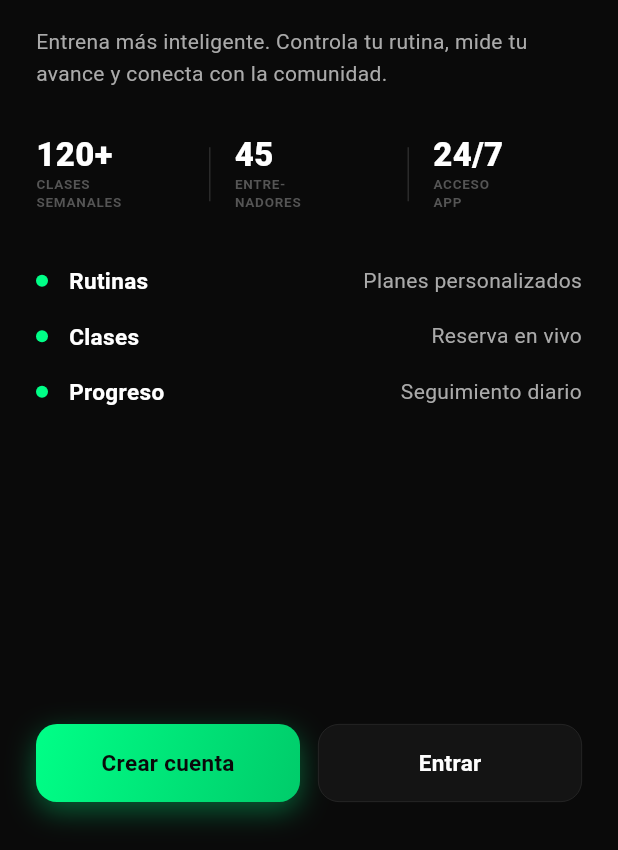
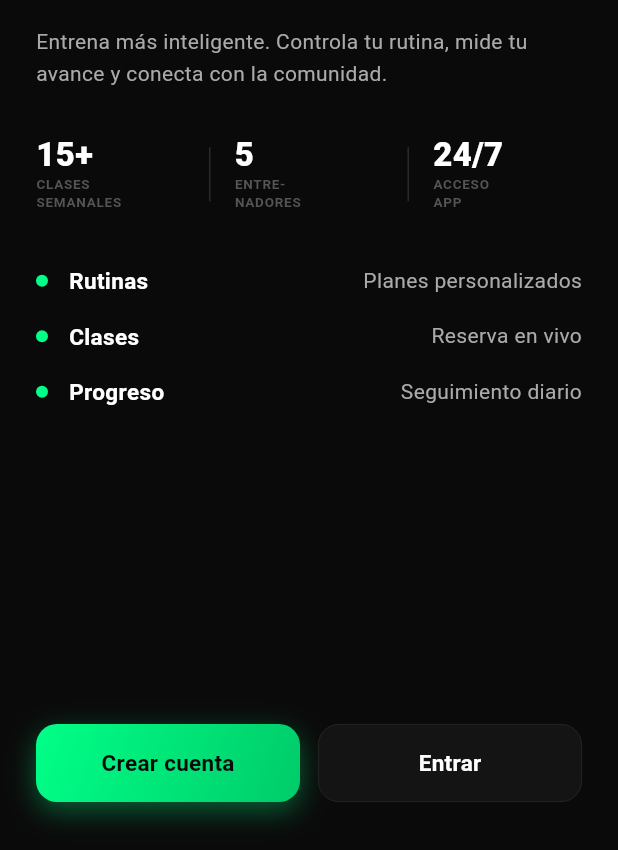
Before and after one commit to vallejoj203k/Mega_vital, a Flutter app: the screen it shows after launch, on a phone screen of 412 x 824 dp, the part 386-1236 px from its top. Run offline on Flutter 3.47's test engine with Material 3 defaults, Android fonts, the light colour scheme and no system bars; our stand-ins replace image_picker, shared_preferences, supabase_flutter; accounts and stored records are empty.

Commit message:
Update login_screen.dart

```diff
--- a/lib/presentation/screens/auth/login_screen.dart
+++ b/lib/presentation/screens/auth/login_screen.dart
@@ -138,9 +138,9 @@ class _LoginScreenState extends State<LoginScreen>
                         // Stats row
                         Row(
                           children: const [
-                            _StatItem(value: '120+', label: 'CLASES\nSEMANALES'),
+                            _StatItem(value: '15+', label: 'CLASES\nSEMANALES'),
                             _StatDivider(),
-                            _StatItem(value: '45', label: 'ENTRE-\nNADORES'),
+                            _StatItem(value: '5', label: 'ENTRE-\nNADORES'),
                             _StatDivider(),
                             _StatItem(value: '24/7', label: 'ACCESO\nAPP'),
                           ],
```
